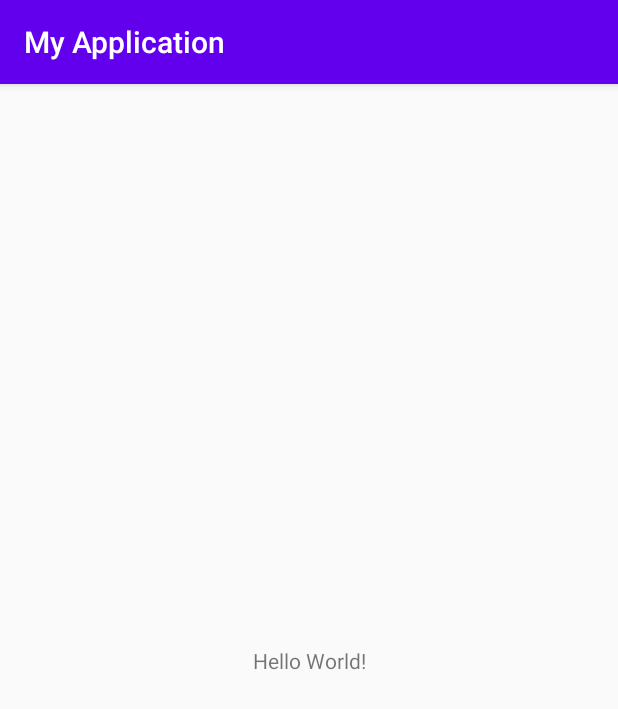
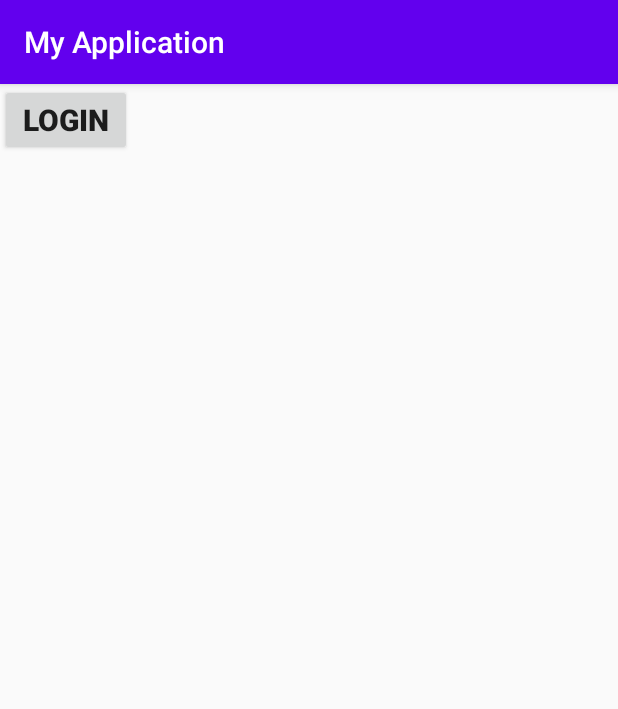
Before and after one commit to riazul701/android-aiyt, an Android app: the screen it shows after launch (MainActivity), on a phone screen of 412 x 824 dp. Shown: the top 709 px of the screen. Run offline under Robolectric (Android 15) with nearby library versions, the phone set to English and light mode, and no system bars.

Commit message:
Code added from 053_Activity_life_cycle.
Tutorial_053: Activity Life Cycle in android.

```diff
--- a/app/src/main/java/com/example/myapplication/MainActivity.java
+++ b/app/src/main/java/com/example/myapplication/MainActivity.java
@@ -1,8 +1,10 @@
 package com.example.myapplication;
 
+//import android.support.v7.app.AppCompatActivity;
+import android.os.Bundle;
+import android.widget.Toast;
+
 import androidx.appcompat.app.AppCompatActivity;
-
-import android.os.Bundle;
 
 public class MainActivity extends AppCompatActivity {
 
@@ -10,5 +12,42 @@ public class MainActivity extends AppCompatActivity {
     protected void onCreate(Bundle savedInstanceState) {
         super.onCreate(savedInstanceState);
         setContentView(R.layout.activity_main);
+        Toast.makeText(MainActivity.this,"onCreate",Toast.LENGTH_SHORT).show();
+    }
+
+    @Override
+    protected void onStart() {
+        super.onStart();
+        Toast.makeText(MainActivity.this,"onStart",Toast.LENGTH_SHORT).show();
+    }
+
+    @Override
+    protected void onResume() {
+        super.onResume();
+        Toast.makeText(MainActivity.this,"onResume",Toast.LENGTH_SHORT).show();
+    }
+
+    @Override
+    protected void onPause() {
+        super.onPause();
+        Toast.makeText(MainActivity.this,"onPause",Toast.LENGTH_SHORT).show();
+    }
+
+    @Override
+    protected void onStop() {
+        super.onStop();
+        Toast.makeText(MainActivity.this,"onStop",Toast.LENGTH_SHORT).show();
+    }
+
+    @Override
+    protected void onRestart() {
+        super.onRestart();
+        Toast.makeText(MainActivity.this,"onRestart",Toast.LENGTH_SHORT).show();
+    }
+
+    @Override
+    protected void onDestroy() {
+        super.onDestroy();
+        Toast.makeText(MainActivity.this,"onDestroy",Toast.LENGTH_SHORT).show();
     }
 }
--- a/app/src/main/res/layout/activity_main.xml
+++ b/app/src/main/res/layout/activity_main.xml
@@ -1,18 +1,16 @@
 <?xml version="1.0" encoding="utf-8"?>
-<androidx.constraintlayout.widget.ConstraintLayout xmlns:android="http://schemas.android.com/apk/res/android"
+<LinearLayout xmlns:android="http://schemas.android.com/apk/res/android"
     xmlns:app="http://schemas.android.com/apk/res-auto"
     xmlns:tools="http://schemas.android.com/tools"
     android:layout_width="match_parent"
     android:layout_height="match_parent"
-    tools:context=".MainActivity">
+    tools:context="com.example.myapplication.MainActivity">
 
-    <TextView
+    <Button
         android:layout_width="wrap_content"
         android:layout_height="wrap_content"
-        android:text="Hello World!"
-        app:layout_constraintBottom_toBottomOf="parent"
-        app:layout_constraintLeft_toLeftOf="parent"
-        app:layout_constraintRight_toRightOf="parent"
-        app:layout_constraintTop_toTopOf="parent" />
+        android:text="Login"
+        android:textSize="20sp"
+        android:textStyle="bold"/>
 
-</androidx.constraintlayout.widget.ConstraintLayout>
+</LinearLayout>
```
